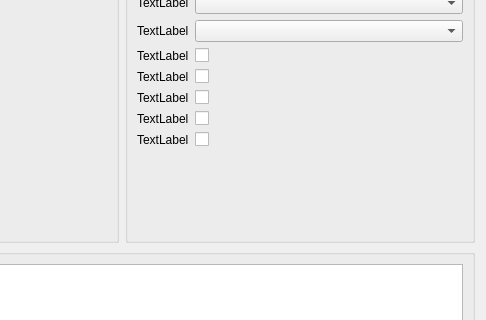
This is ui_templates/settings_dialog.ui in Frodo45127/runcher as Qt 5 draws it before an edit; both pictures show x 647 to 1133 and y 146 to 466 of the 1133 by 811 pixel window. The edited form follows.
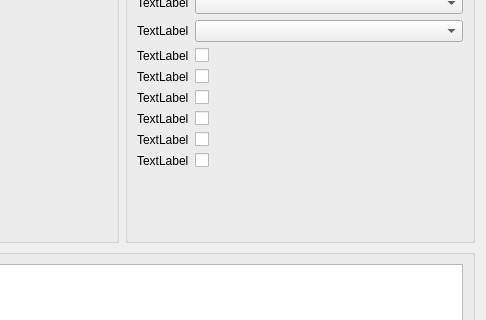
This is the edited form. Custom widgets are drawn as their Qt base class.

Commit message: Implemented setting to enable the debug terminals on releases.

Patch:
```diff
--- a/ui_templates/settings_dialog.ui
+++ b/ui_templates/settings_dialog.ui
@@ -191,6 +191,20 @@
         </property>
        </widget>
       </item>
+      <item row="11" column="0">
+       <widget class="QLabel" name="enable_debug_terminal_label">
+        <property name="text">
+         <string>TextLabel</string>
+        </property>
+       </widget>
+      </item>
+      <item row="11" column="2">
+       <widget class="QCheckBox" name="enable_debug_terminal_checkbox">
+        <property name="text">
+         <string/>
+        </property>
+       </widget>
+      </item>
      </layout>
     </widget>
    </item>
```
The commit also changes 3 other files.
